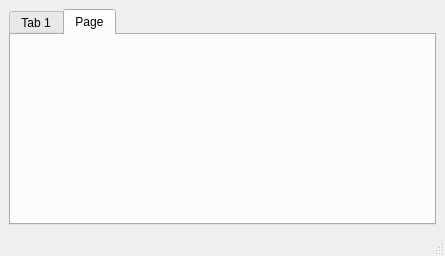
This is tf03_setup/main_window.ui in codincodee/tf03_sdk as Qt 5 draws it before an edit. The edited form follows.
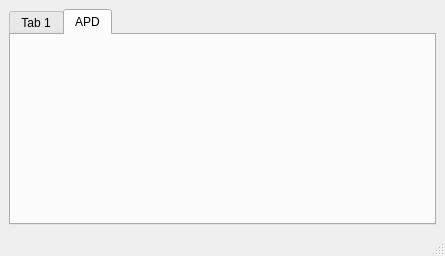
This is the edited form.

```diff
--- a/tf03_setup/main_window.ui
+++ b/tf03_setup/main_window.ui
@@ -225,7 +225,7 @@
       </widget>
       <widget class="QWidget" name="tab_2">
        <attribute name="title">
-        <string>Page</string>
+        <string>APD</string>
        </attribute>
       </widget>
      </widget>
```
Left out of the diff: 5 changed lines with no effect on the pictures.
